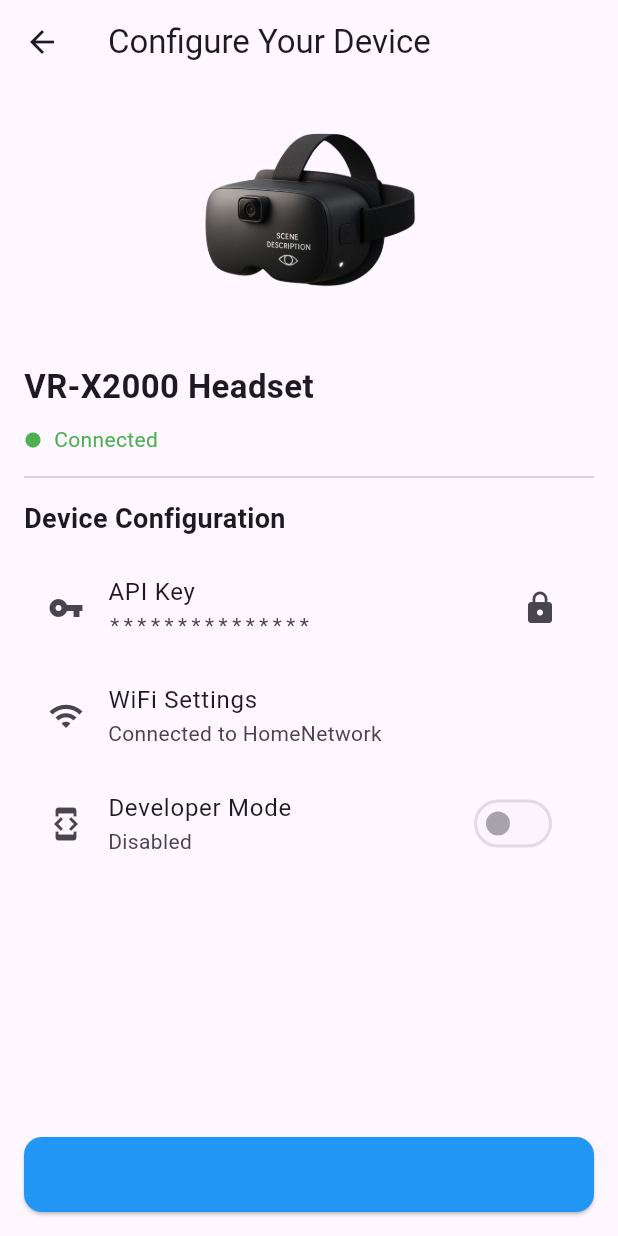
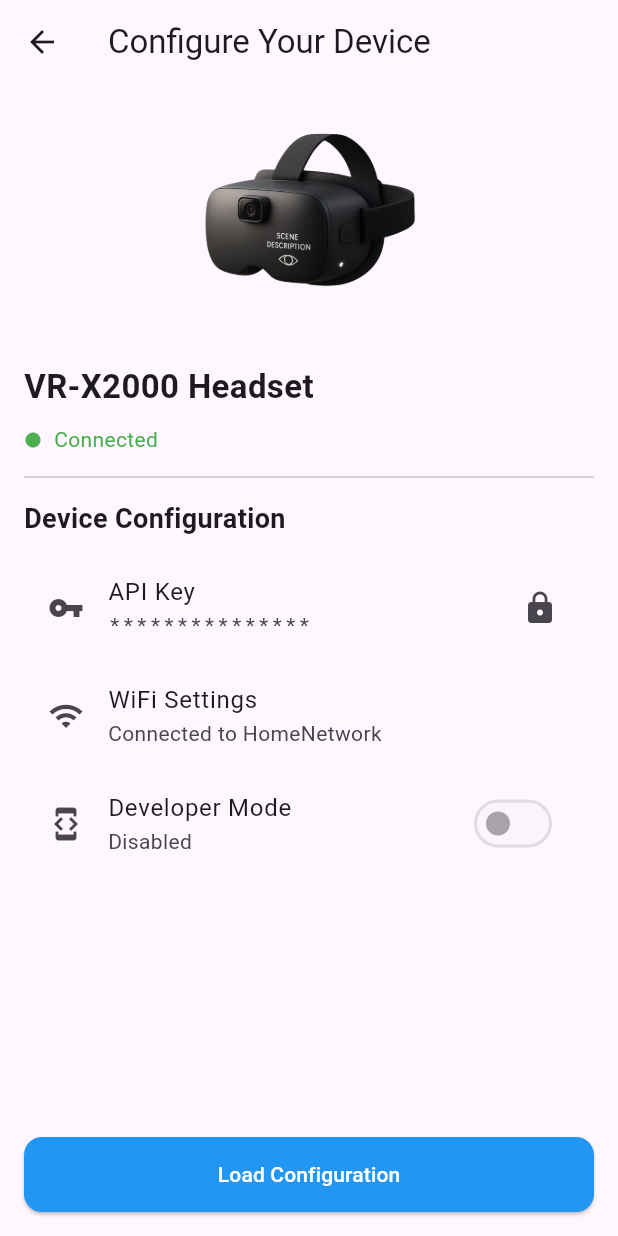
Before and after one commit to salman-hash/scenescribe-app, a Flutter app: the screen it shows after launch, in the side drawer, after a tap on "Configure Your Device", on a phone screen of 412 x 824 dp. Run offline on Flutter 3.47's test engine with Material 3 defaults, Android fonts, the phone set to English and light mode, and no system bars; missing offline and left inert: wifi_scan.

Commit message:
refactor: update bottom navigation labels and button styles for better clarity

```diff
--- a/lib/main_navigation.dart
+++ b/lib/main_navigation.dart
@@ -38,8 +38,8 @@ class _MainNavigationWrapperState extends State<MainNavigationWrapper> {
             label: 'Devices',
           ),
           BottomNavigationBarItem(
-            icon: Icon(Icons.person),
-            label: 'Profile',
+            icon: Icon(Icons.info),
+            label: 'About',
           ),
         ],
       ),
--- a/lib/screens/configure_device_screen.dart
+++ b/lib/screens/configure_device_screen.dart
@@ -56,7 +56,7 @@ class ConfigureDeviceScreen extends StatelessWidget {
               onPressed: () {
                 // Activation logic
               },
-              child: Text('Load Configuration', style: TextStyle(color: Colors.blue)),
+              child: Text('Load Configuration', style: TextStyle(color: Colors.white)),
               style: ElevatedButton.styleFrom(
                 minimumSize: Size(double.infinity, 50),
                 backgroundColor: Colors.blue,
--- a/lib/screens/device_status_screen.dart
+++ b/lib/screens/device_status_screen.dart
@@ -48,10 +48,10 @@ class DeviceStatusScreen extends StatelessWidget {
                   ),
                 ),
               ),
+              SizedBox(height: 10),
               // Activation Button (simplified)
               SizedBox(
                 width: double.infinity,
-                height: 10,
                 child: ElevatedButton(
                   style: ElevatedButton.styleFrom(
                     padding: EdgeInsets.symmetric(vertical: 16),
```
